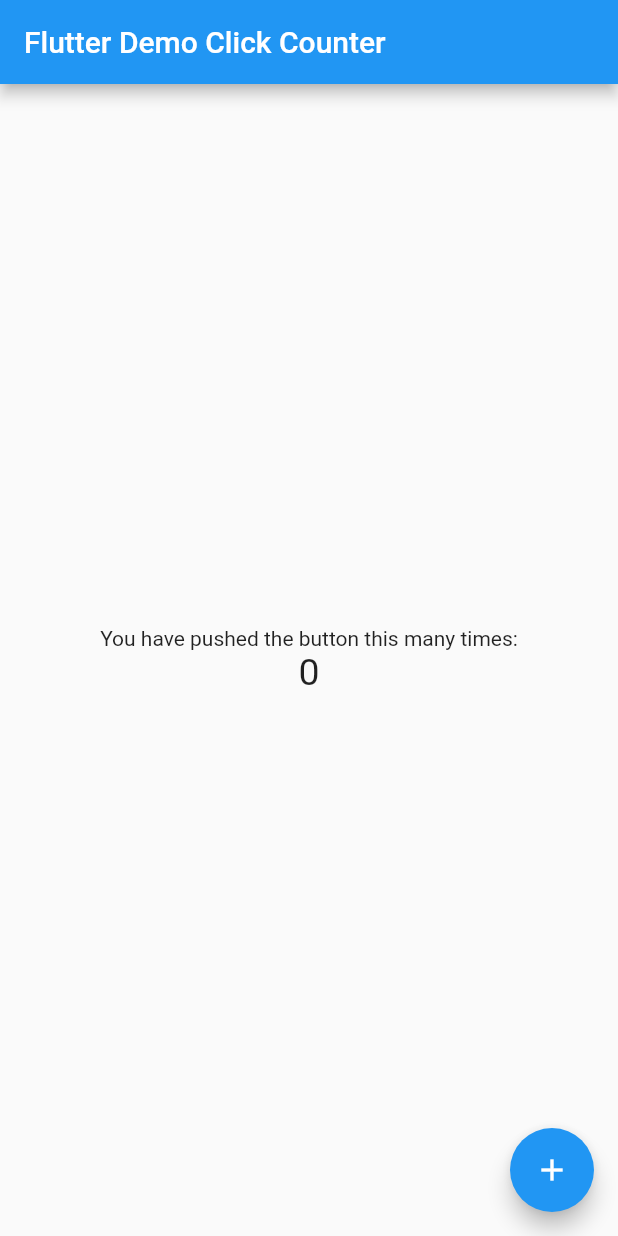
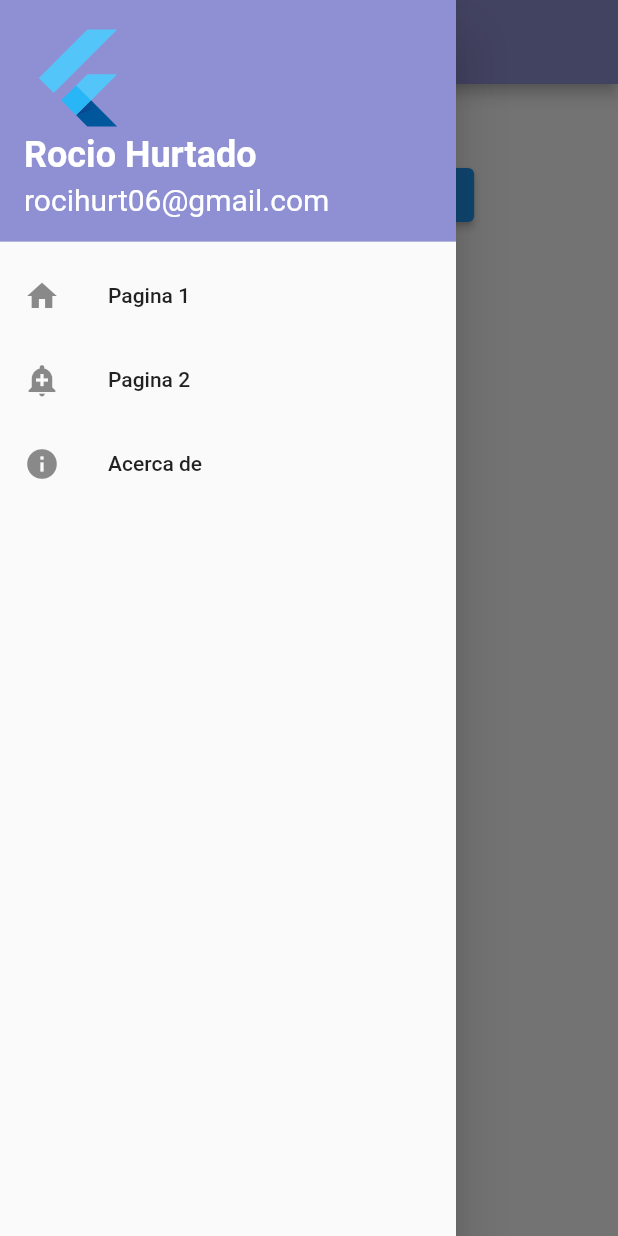
Before and after one commit to RocioHurtadoHeredia/DrawerFlutlab, a Flutter app: the screen it shows after launch, with the side drawer open (before the commit the screen has no drawer), on a phone screen of 412 x 824 dp. Run offline on Flutter 3.47's test engine with Material 2 defaults, Android fonts, the phone set to English and light mode, and no system bars.

Commit message:
Drawer version 2

```diff
--- a/lib/main.dart
+++ b/lib/main.dart
@@ -1,10 +1,10 @@
 import 'package:flutter/material.dart';
 
-void main() => runApp(MyApp());
+void main() => runApp(const MyApp());
 
 class MyApp extends StatelessWidget {
   const MyApp({super.key});
-  static const String _title = 'Flutter Stateful Clicker Counter';
+  static const String _title = 'Drawer en flutter';
   // This widget is the root of your application.
   @override
   Widget build(BuildContext context) {
@@ -13,78 +13,103 @@ class MyApp extends StatelessWidget {
       theme: ThemeData(
         primarySwatch: Colors.blue,
       ),
-      home: MyHomePage(),
+      debugShowCheckedModeBanner: false,
+      home: const NavigationDrawerDemo(),
     );
   }
 }
 
-class MyHomePage extends StatefulWidget {
-  const MyHomePage({super.key});
-  // This widget is the home page of your application. It is stateful, meaning
-  // that it has a State object (defined below) that contains fields that affect
-  // how it looks.
-  // This class is the configuration for the state.
+class NavigationDrawerDemo extends StatefulWidget {
+  const NavigationDrawerDemo({Key? key}) : super(key: key);
+
   @override
-  _MyHomePageState createState() => _MyHomePageState();
+  State<NavigationDrawerDemo> createState() => _NavigationDrawerDemoState();
 }
 
-class _MyHomePageState extends State<MyHomePage> {
-  int _counter = 0;
-
-  void _incrementCounter() {
-    setState(() {
-      // This call to setState tells the Flutter framework that something has
-      // changed in this State, which causes it to rerun the build method below
-      // so that the display can reflect the updated values. If we changed
-      // _counter without calling setState(), then the build method would not be
-      // called again, and so nothing would appear to happen.
-      _counter++;
-    });
-  }
-
+class _NavigationDrawerDemoState extends State<NavigationDrawerDemo> {
+  final GlobalKey<ScaffoldState> _key = GlobalKey(); // Create a key
   @override
   Widget build(BuildContext context) {
-    // This method is rerun every time setState is called, for instance as done
-    // by the _incrementCounter method above.
-    //
-    // The Flutter framework has been optimized to make rerunning build methods
-    // fast, so that you can just rebuild anything that needs updating rather
-    // than having to individually change instances of widgets.
     return Scaffold(
+      key: _key,
       appBar: AppBar(
-        // Here we take the value from the MyHomePage object that was created by
-        // the App.build method, and use it to set our appbar title.
-        title: Text('Flutter Demo Click Counter'),
+        title: const Text('Act 3 Drawer Hurtado'),
+        backgroundColor: const Color(0xff8f90d4),
       ),
-      body: Center(
-        // Center is a layout widget. It takes a single child and positions it
-        // in the middle of the parent.
-        child: Column(
-          // Column is also a layout widget. It takes a list of children and
-          // arranges them vertically. By default, it sizes itself to fit its
-          // children horizontally, and tries to be as tall as its parent.
-          //
-          // Column has various properties to control how it sizes itself and
-          // how it positions its children. Here we use mainAxisAlignment to
-          // center the children vertically; the main axis here is the vertical
-          // axis because Columns are vertical (the cross axis would be
-          // horizontal).
-          mainAxisAlignment: MainAxisAlignment.center,
-          children: <Widget>[
-            Text(
-              'You have pushed the button this many times:',
+      drawer: Drawer(
+        child: ListView(
+          // Important: Remove any padding from the ListView.
+          padding: EdgeInsets.zero,
+          children: [
+            const UserAccountsDrawerHeader(
+              decoration: BoxDecoration(color: Color(0xff8f90d4)),
+              accountName: Text(
+                "Rocio Hurtado",
+                style: TextStyle(
+                  fontWeight: FontWeight.bold,
+                  fontSize: 24,
+                ),
+              ),
+              accountEmail: Text(
+                "rocihurt06@gmail.com",
+                style: TextStyle(
+                  fontWeight: FontWeight.normal,
+                  fontSize: 20,
+                ),
+              ),
+              currentAccountPicture: FlutterLogo(),
             ),
-            Text(
-              '$_counter',
-              style: TextStyle(fontSize: 25),
+            ListTile(
+              leading: Icon(
+                Icons.home,
+              ),
+              title: const Text('Pagina 1'),
+              onTap: () {
+                Navigator.pop(context);
+              },
+            ),
+            ListTile(
+              leading: Icon(
+                Icons.add_alert,
+              ),
+              title: const Text('Pagina 2'),
+              onTap: () {
+                Navigator.pop(context);
+              },
+            ),
+            AboutListTile(
+              // <-- SEE HERE
+              icon: Icon(
+                Icons.info,
+              ),
+              child: Text('Acerca de'),
+              applicationIcon: Icon(
+                Icons.heat_pump_rounded,
+              ),
+              applicationName: 'Mi Aplicacion',
+              applicationVersion: '1.0.25',
+              applicationLegalese: '© 2019 Company',
             ),
           ],
         ),
       ),
-      floatingActionButton: FloatingActionButton(
-        onPressed: _incrementCounter,
-        tooltip: 'Increment',
-        child: Icon(Icons.add),
+      body: Center(
+        child: Column(
+          children: [
+            const SizedBox(
+              height: 50,
+            ),
+            ElevatedButton(
+              onPressed: () {
+                _key.currentState!.openDrawer(); //<-- SEE HERE
+              },
+              child: const Text(
+                'Elevated Button 1',
+                style: TextStyle(fontSize: 24),
+              ),
+            ),
+          ],
+        ),
       ),
     );
   }
```
